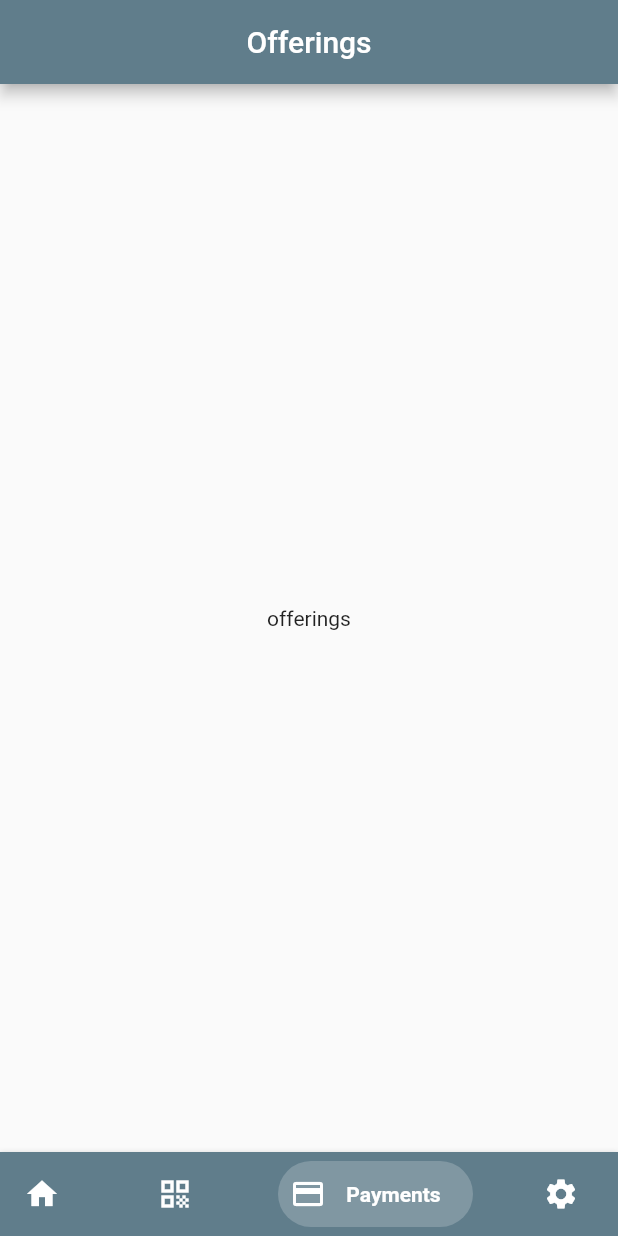
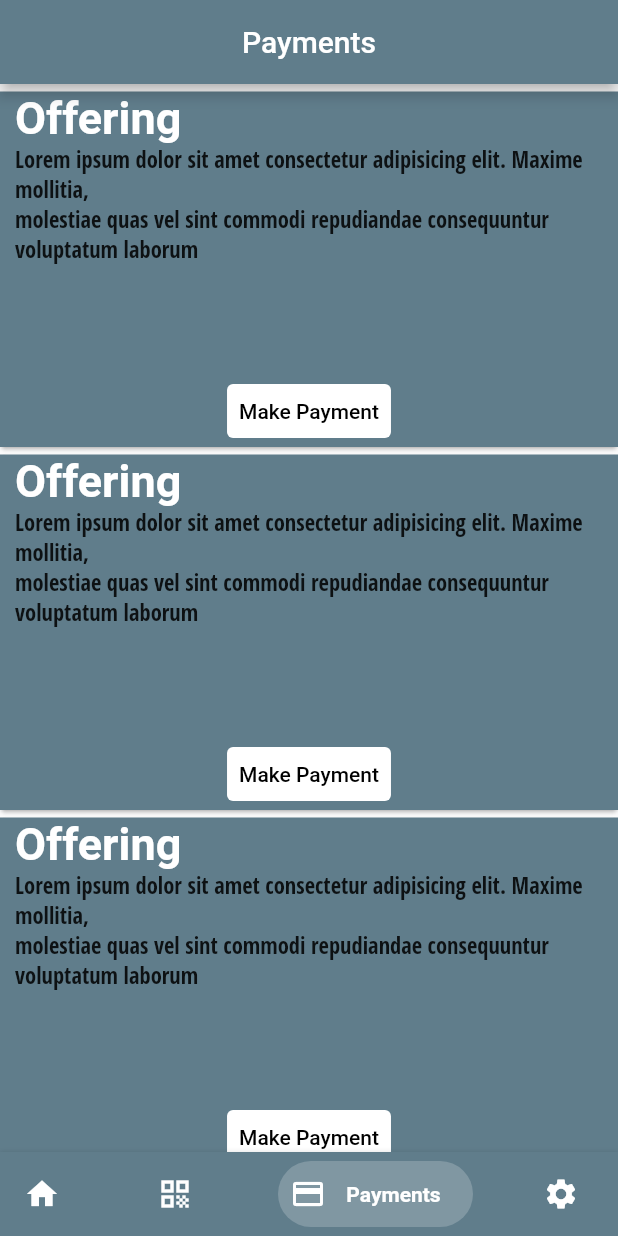
Before and after one commit to JohnM-Kahura/Baraton-Church-App, a Flutter app: the screen it shows after launch, item 3 of the bottom bar chosen, on a phone screen of 412 x 824 dp. Run offline on Flutter 3.47's test engine with Material 2 defaults, Android fonts, the phone set to English and light mode, and no system bars; drawn by our look-alikes of bottom_navy_bar; our stand-ins replace google_fonts, hive, qr_flutter, shared_preferences; accounts and stored records are empty; Roboto replaces fonts that are missing (Oxygen).

Commit message:
payments card

```diff
--- a/lib/screens/home/mainactivity.dart
+++ b/lib/screens/home/mainactivity.dart
@@ -16,7 +16,7 @@ class _MainActivityState extends State<MainActivity> {
   int _currentIndex = 0;
   //tabs in the app
   List<Widget> tabs = [Home(), QrCode(), Offerings(), Settings()];
-  List title = ['Home', 'Qr Code', 'Offerings', 'Settings'];
+  List title = ['Home', 'Qr Code', 'Payments', 'Settings'];
   @override
   Widget build(BuildContext context) {
     return Scaffold(
--- a/lib/screens/home/payments/offerings.dart
+++ b/lib/screens/home/payments/offerings.dart
@@ -1,4 +1,5 @@
 import 'package:flutter/material.dart';
+import 'package:google_fonts/google_fonts.dart';
 
 class Offerings extends StatefulWidget {
   const Offerings({Key? key}) : super(key: key);
@@ -8,10 +9,72 @@ class Offerings extends StatefulWidget {
 }
 
 class _OfferingsState extends State<Offerings> {
+  final String text =
+      '''Lorem ipsum dolor sit amet consectetur adipisicing elit. Maxime mollitia,
+molestiae quas vel sint commodi repudiandae consequuntur voluptatum laborum''';
   @override
   Widget build(BuildContext context) {
     return Scaffold(
-      body: Center(child: Text('offerings')),
+      body: ListView.builder(
+          itemCount: 3,
+          itemBuilder: (BuildContext context, int index) {
+            return Card(
+              margin: const EdgeInsets.only(top: 5),
+              child: Container(
+                color: Colors.blueGrey,
+                height: MediaQuery.of(context).size.width - 175,
+                child: Stack(
+                  children: [
+                    Padding(
+                      padding: const EdgeInsets.symmetric(horizontal: 10),
+                      child: Column(
+                        crossAxisAlignment: CrossAxisAlignment.start,
+                        children: [
+                          Text(
+                            'Offering ',
+                            style: GoogleFonts.oxygen(
+                              fontSize: 30,
+                              fontWeight: FontWeight.bold,
+                              color: Colors.white,
+                            ),
+                          ),
+                          Text(
+                            text,
+                            style: GoogleFonts.openSansCondensed(
+                              fontSize: 15,
+                            ),
+                          ),
+                        ],
+                      ),
+                    ),
+                    Positioned(
+                        bottom: 0,
+                        left: 0,
+                        right: 0,
+                        child: Row(
+                          mainAxisAlignment: MainAxisAlignment.spaceAround,
+                          children: [
+                            TextButton(
+                              style: ButtonStyle(
+                                backgroundColor:
+                                    MaterialStateProperty.all<Color>(
+                                        Colors.white),
+                              ),
+                              onPressed: () {},
+                              child: Text(
+                                'Make Payment',
+                                style: GoogleFonts.oxygen(
+                                  color: Colors.black,
+                                ),
+                              ),
+                            ),
+                          ],
+                        ))
+                  ],
+                ),
+              ),
+            );
+          }),
     );
   }
 }
```
